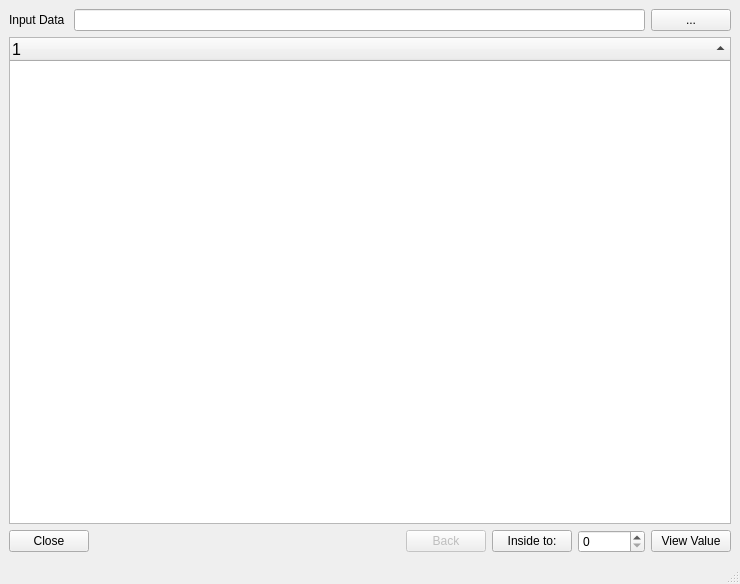
myousefnezhad/easyfmri, file GUI/frmDataEditorGUI.ui: the form before one commit.
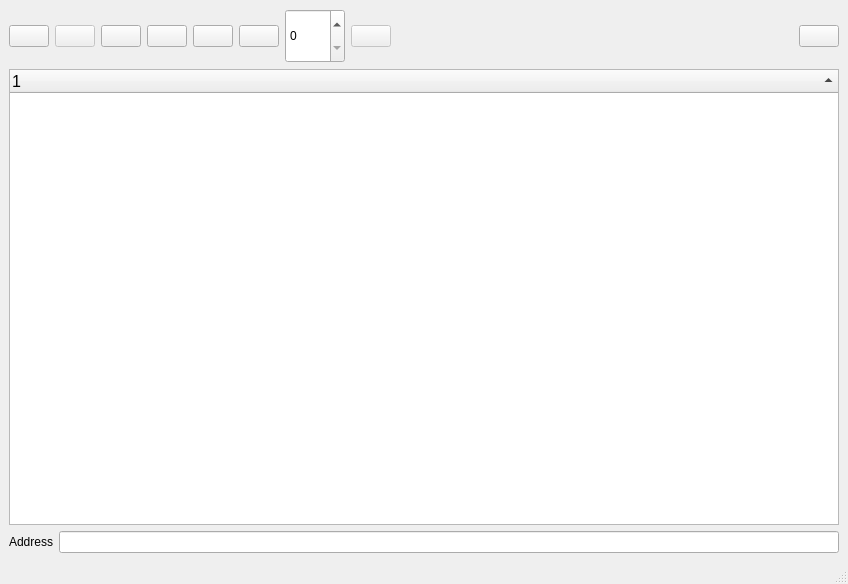
The form after the commit. Icons and pictures are not drawn.

Patch:
```diff
--- a/GUI/frmDataEditorGUI.ui
+++ b/GUI/frmDataEditorGUI.ui
@@ -6,7 +6,7 @@
    <rect>
     <x>0</x>
     <y>0</y>
-    <width>740</width>
+    <width>848</width>
     <height>584</height>
    </rect>
   </property>
@@ -18,25 +18,232 @@
     <item>
      <layout class="QVBoxLayout" name="verticalLayout">
       <item>
-       <layout class="QHBoxLayout" name="horizontalLayout_2">
-        <item>
-         <widget class="QLabel" name="label_33">
-          <property name="text">
-           <string>Input Data </string>
-          </property>
-         </widget>
-        </item>
-        <item>
-         <widget class="QLineEdit" name="txtInFile">
-          <property name="text">
-           <string/>
-          </property>
-         </widget>
-        </item>
+       <layout class="QHBoxLayout" name="horizontalLayout">
         <item>
          <widget class="QPushButton" name="btnInFile">
+          <property name="sizePolicy">
+           <sizepolicy hsizetype="Fixed" vsizetype="Fixed">
+            <horstretch>0</horstretch>
+            <verstretch>0</verstretch>
+           </sizepolicy>
+          </property>
+          <property name="toolTip">
+           <string>Open File</string>
+          </property>
           <property name="text">
-           <string>...</string>
+           <string/>
+          </property>
+          <property name="icon">
+           <iconset>
+            <normaloff>../Icons/icons8-opened-folder-96.png</normaloff>../Icons/icons8-opened-folder-96.png</iconset>
+          </property>
+          <property name="iconSize">
+           <size>
+            <width>48</width>
+            <height>48</height>
+           </size>
+          </property>
+         </widget>
+        </item>
+        <item>
+         <widget class="QPushButton" name="btnSave">
+          <property name="enabled">
+           <bool>false</bool>
+          </property>
+          <property name="sizePolicy">
+           <sizepolicy hsizetype="Fixed" vsizetype="Fixed">
+            <horstretch>0</horstretch>
+            <verstretch>0</verstretch>
+           </sizepolicy>
+          </property>
+          <property name="toolTip">
+           <string>Save File</string>
+          </property>
+          <property name="text">
+           <string/>
+          </property>
+          <property name="icon">
+           <iconset>
+            <normaloff>../Icons/icons8-save-close-96.png</normaloff>../Icons/icons8-save-close-96.png</iconset>
+          </property>
+          <property name="iconSize">
+           <size>
+            <width>48</width>
+            <height>48</height>
+           </size>
+          </property>
+         </widget>
+        </item>
+        <item>
+         <widget class="QPushButton" name="btnSaveAs">
+          <property name="sizePolicy">
+           <sizepolicy hsizetype="Fixed" vsizetype="Fixed">
+            <horstretch>0</horstretch>
+            <verstretch>0</verstretch>
+           </sizepolicy>
+          </property>
+          <property name="text">
+           <string/>
+          </property>
+          <property name="icon">
+           <iconset>
+            <normaloff>../Icons/icons8-save-all-96.png</normaloff>../Icons/icons8-save-all-96.png</iconset>
+          </property>
+          <property name="iconSize">
+           <size>
+            <width>48</width>
+            <height>48</height>
+           </size>
+          </property>
+         </widget>
+        </item>
+        <item>
+         <widget class="QPushButton" name="btnRefresh">
+          <property name="text">
+           <string/>
+          </property>
+          <property name="icon">
+           <iconset>
+            <normaloff>../Icons/icons8-refresh.svg</normaloff>../Icons/icons8-refresh.svg</iconset>
+          </property>
+          <property name="iconSize">
+           <size>
+            <width>48</width>
+            <height>48</height>
+           </size>
+          </property>
+         </widget>
+        </item>
+        <item>
+         <widget class="QPushButton" name="btnValue">
+          <property name="sizePolicy">
+           <sizepolicy hsizetype="Fixed" vsizetype="Fixed">
+            <horstretch>0</horstretch>
+            <verstretch>0</verstretch>
+           </sizepolicy>
+          </property>
+          <property name="text">
+           <string/>
+          </property>
+          <property name="icon">
+           <iconset>
+            <normaloff>../Icons/icons8-eye-96.png</normaloff>../Icons/icons8-eye-96.png</iconset>
+          </property>
+          <property name="iconSize">
+           <size>
+            <width>48</width>
+            <height>48</height>
+           </size>
+          </property>
+         </widget>
+        </item>
+        <item>
+         <widget class="QPushButton" name="btnIn">
+          <property name="sizePolicy">
+           <sizepolicy hsizetype="Fixed" vsizetype="Fixed">
+            <horstretch>0</horstretch>
+            <verstretch>0</verstretch>
+           </sizepolicy>
+          </property>
+          <property name="text">
+           <string/>
+          </property>
+          <property name="icon">
+           <iconset>
+            <normaloff>../Icons/icons8-forward-96.png</normaloff>../Icons/icons8-forward-96.png</iconset>
+          </property>
+          <property name="iconSize">
+           <size>
+            <width>48</width>
+            <height>48</height>
+           </size>
+          </property>
+         </widget>
+        </item>
+        <item>
+         <widget class="QSpinBox" name="txtInside">
+          <property name="sizePolicy">
+           <sizepolicy hsizetype="Fixed" vsizetype="Fixed">
+            <horstretch>0</horstretch>
+            <verstretch>0</verstretch>
+           </sizepolicy>
+          </property>
+          <property name="minimumSize">
+           <size>
+            <width>60</width>
+            <height>54</height>
+           </size>
+          </property>
+          <property name="maximumSize">
+           <size>
+            <width>6</width>
+            <height>54</height>
+           </size>
+          </property>
+          <property name="maximum">
+           <number>999999999</number>
+          </property>
+         </widget>
+        </item>
+        <item>
+         <widget class="QPushButton" name="btnBack">
+          <property name="enabled">
+           <bool>false</bool>
+          </property>
+          <property name="sizePolicy">
+           <sizepolicy hsizetype="Fixed" vsizetype="Fixed">
+            <horstretch>0</horstretch>
+            <verstretch>0</verstretch>
+           </sizepolicy>
+          </property>
+          <property name="text">
+           <string/>
+          </property>
+          <property name="icon">
+           <iconset>
+            <normaloff>../Icons/icons8-back-96.png</normaloff>../Icons/icons8-back-96.png</iconset>
+          </property>
+          <property name="iconSize">
+           <size>
+            <width>48</width>
+            <height>48</height>
+           </size>
+          </property>
+         </widget>
+        </item>
+        <item>
+         <spacer name="horizontalSpacer">
+          <property name="orientation">
+           <enum>Qt::Horizontal</enum>
+          </property>
+          <property name="sizeHint" stdset="0">
+           <size>
+            <width>218</width>
+            <height>20</height>
+           </size>
+          </property>
+         </spacer>
+        </item>
+        <item>
+         <widget class="QPushButton" name="btnClose">
+          <property name="sizePolicy">
+           <sizepolicy hsizetype="Fixed" vsizetype="Fixed">
+            <horstretch>0</horstretch>
+            <verstretch>0</verstretch>
+           </sizepolicy>
+          </property>
+          <property name="text">
+           <string/>
+          </property>
+          <property name="icon">
+           <iconset>
+            <normaloff>../Icons/icons8-shutdown-96.png</normaloff>../Icons/icons8-shutdown-96.png</iconset>
+          </property>
+          <property name="iconSize">
+           <size>
+            <width>48</width>
+            <height>48</height>
+           </size>
           </property>
          </widget>
         </item>
@@ -60,55 +267,24 @@
        </widget>
       </item>
       <item>
-       <layout class="QHBoxLayout" name="horizontalLayout">
+       <layout class="QHBoxLayout" name="horizontalLayout_2">
         <item>
-         <widget class="QPushButton" name="btnClose">
-          <property name="text">
-           <string>Close</string>
+         <widget class="QLabel" name="label_33">
+          <property name="sizePolicy">
+           <sizepolicy hsizetype="Fixed" vsizetype="Fixed">
+            <horstretch>0</horstretch>
+            <verstretch>0</verstretch>
+           </sizepolicy>
           </property>
-         </widget>
-        </item>
-        <item>
-         <spacer name="horizontalSpacer">
-          <property name="orientation">
-           <enum>Qt::Horizontal</enum>
-          </property>
-          <property name="sizeHint" stdset="0">
-           <size>
-            <width>40</width>
-            <height>20</height>
-           </size>
-          </property>
-         </spacer>
-        </item>
-        <item>
-         <widget class="QPushButton" name="btnBack">
-          <property name="enabled">
-           <bool>false</bool>
-          </property>
           <property name="text">
-           <string>Back</string>
+           <string>Address</string>
           </property>
          </widget>
         </item>
         <item>
-         <widget class="QPushButton" name="btnIn">
+         <widget class="QLineEdit" name="txtInFile">
           <property name="text">
-           <string>Inside to:</string>
-          </property>
-         </widget>
-        </item>
-        <item>
-         <widget class="QSpinBox" name="txtInside">
-          <property name="maximum">
-           <number>999999999</number>
-          </property>
-         </widget>
-        </item>
-        <item>
-         <widget class="QPushButton" name="btnValue">
-          <property name="text">
-           <string>View Value</string>
+           <string/>
           </property>
          </widget>
         </item>
```
Left out of the diff: 2 changed lines with no effect on the pictures.
